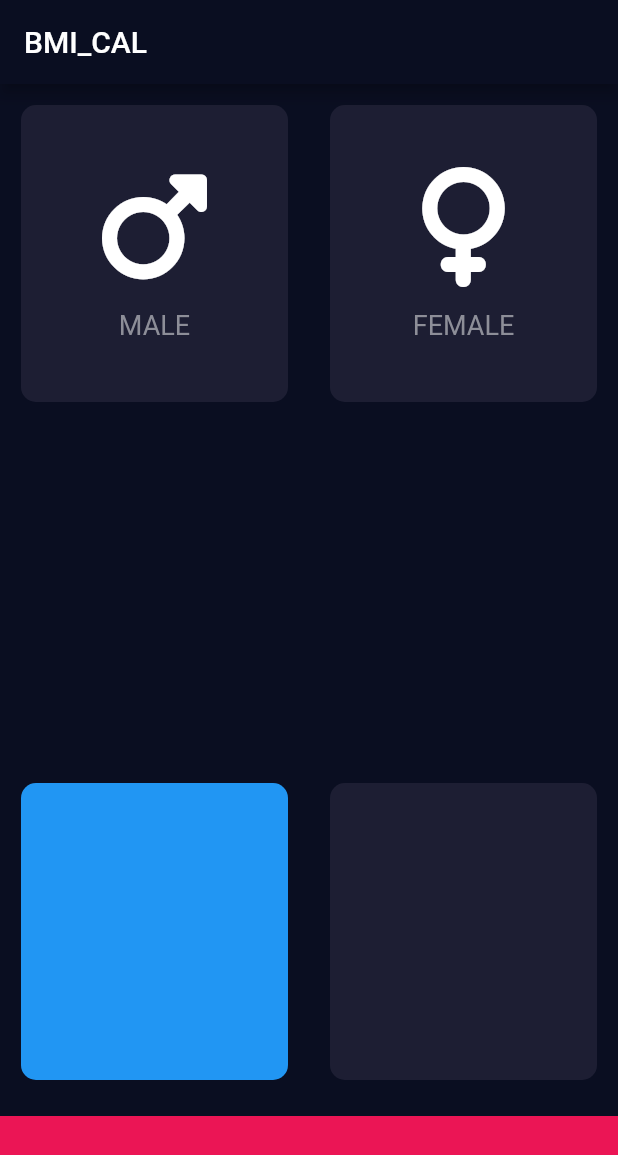
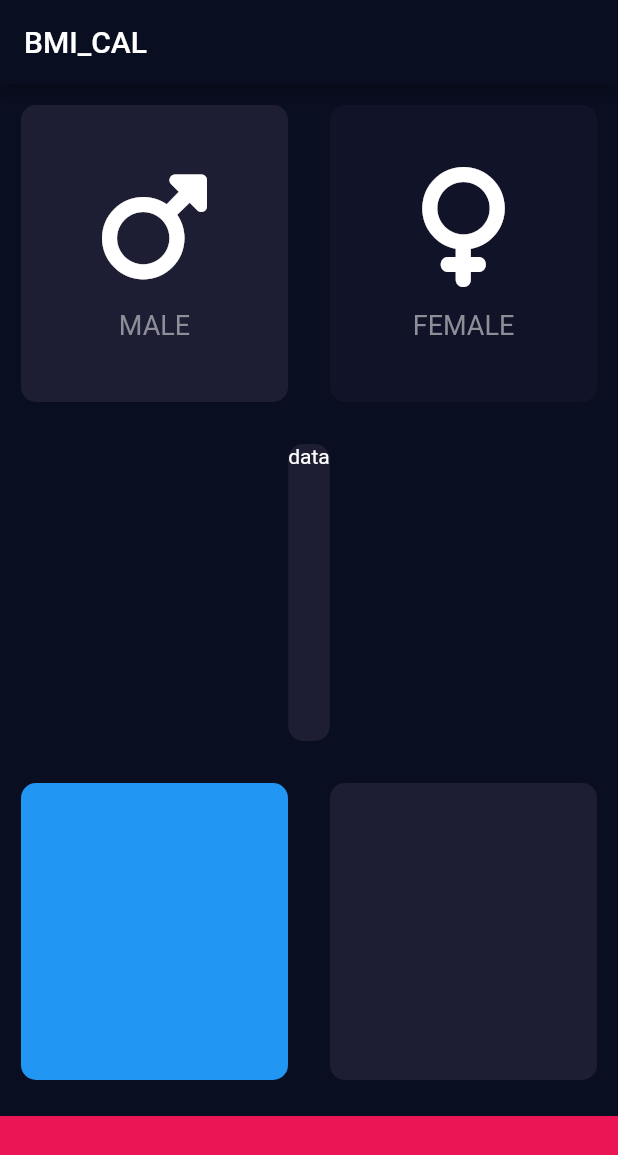
Before and after one commit to fidelmak/calculatebmi, a Flutter app: the screen it shows after launch, after a tap on "FEMALE", on a phone screen of 412 x 824 dp. Shown: the top 1155 px of the screen. Run offline on Flutter 3.47's test engine with Material 2 defaults, Android fonts, the phone set to English and light mode, and no system bars; our stand-ins replace font_awesome_flutter.

Commit message:
On branch master

```diff
--- a/lib/input_page.dart
+++ b/lib/input_page.dart
@@ -5,7 +5,8 @@ import 'package:font_awesome_flutter/font_awesome_flutter.dart';
 import 'icon_content.dart';
 
 const bottomContainerHeight = 80.0;
-const colorCode = Color(0xFF1D1E33);
+const inactiveColor = Color(0xFF1D1E33);
+const activeCardColor = Color(0xff1111328);
 const bottomContainerColor = Color(0xffeb1555);
 
 class InputPage extends StatefulWidget {
@@ -14,6 +15,28 @@ class InputPage extends StatefulWidget {
 }
 
 class _InputPageState extends State<InputPage> {
+  Color MaleCardColor = inactiveColor;
+  Color FemaleCardColor = inactiveColor;
+  void updateColor(int val) {
+    if (val == 1) {
+      if (MaleCardColor == inactiveColor) {
+        MaleCardColor = activeCardColor;
+        FemaleCardColor = inactiveColor;
+      } else {
+        MaleCardColor = inactiveColor;
+      }
+    }
+
+    if (val == 2) {
+      if (FemaleCardColor == inactiveColor) {
+        FemaleCardColor = activeCardColor;
+        MaleCardColor = inactiveColor;
+      } else {
+        FemaleCardColor = inactiveColor;
+      }
+    }
+  }
+
   @override
   Widget build(BuildContext context) {
     return Scaffold(
@@ -26,33 +49,44 @@ class _InputPageState extends State<InputPage> {
                 child: Row(
               children: <Widget>[
                 Expanded(
+                    child: GestureDetector(
+                  onTap: () {
+                    setState(() {
+                      updateColor(1);
+                    });
+                  },
                   child: ReusableCard(
+                    colour: MaleCardColor,
                     cardChild: iconContent(
                       icon: FontAwesomeIcons.mars,
                       label: "MALE",
                     ),
-                  colour: colorCode,
+                  ),
                 )),
                 Expanded(
                   child: GestureDetector(
                     onTap: () {
-                    print("PRINT MALE CARD WAS PRESSED");
+                      setState(() {
+                        updateColor(2);
+                      });
                     },
                     child: ReusableCard(
+                      colour: FemaleCardColor,
                       cardChild: iconContent(
                         icon: FontAwesomeIcons.venus,
                         label: "FEMALE",
                       ),
-                      colour: colorCode),
-                ))
+                    ),
+                  ),
+                )
               ],
             )),
             Expanded(
                 child: ReusableCard(
                     cardChild: Column(
-                      children: [],
+                      children: [Text("data")],
                     ),
-                    colour: colorCode)),
+                    colour: inactiveColor)),
             Expanded(
                 child: Row(
               children: <Widget>[
@@ -67,7 +101,7 @@ class _InputPageState extends State<InputPage> {
                         cardChild: Column(
                           children: [],
                         ),
-                        colour: colorCode))
+                        colour: inactiveColor))
               ],
             )),
             Container(
```
Lines whose indentation alone changed are shown as unchanged.
